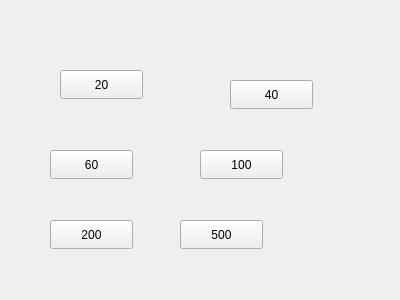
First picture: the form in frontend/nostosummawindow.ui, repository 22kmo-project/group_1, before the edit.
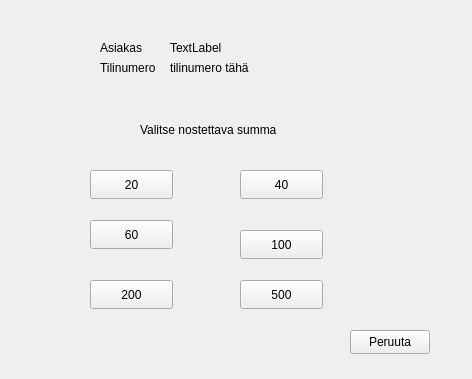
Second picture: the form after the edit.

Commit message: nosto valikkoa työstetty, pitää saada tietokanta vielä mukaan

```diff
--- a/frontend/nostosummawindow.ui
+++ b/frontend/nostosummawindow.ui
@@ -6,8 +6,8 @@
    <rect>
     <x>0</x>
     <y>0</y>
-    <width>400</width>
-    <height>300</height>
+    <width>472</width>
+    <height>379</height>
    </rect>
   </property>
   <property name="windowTitle">
@@ -16,8 +16,8 @@
   <widget class="QPushButton" name="pushButton20e">
    <property name="geometry">
     <rect>
-     <x>60</x>
-     <y>70</y>
+     <x>90</x>
+     <y>170</y>
      <width>83</width>
      <height>29</height>
     </rect>
@@ -29,8 +29,8 @@
   <widget class="QPushButton" name="pushButton40e">
    <property name="geometry">
     <rect>
-     <x>230</x>
-     <y>80</y>
+     <x>240</x>
+     <y>170</y>
      <width>83</width>
      <height>29</height>
     </rect>
@@ -42,8 +42,8 @@
   <widget class="QPushButton" name="pushButton60e">
    <property name="geometry">
     <rect>
-     <x>50</x>
-     <y>150</y>
+     <x>90</x>
+     <y>220</y>
      <width>83</width>
      <height>29</height>
     </rect>
@@ -55,8 +55,8 @@
   <widget class="QPushButton" name="pushButton100e">
    <property name="geometry">
     <rect>
-     <x>200</x>
-     <y>150</y>
+     <x>240</x>
+     <y>230</y>
      <width>83</width>
      <height>29</height>
     </rect>
@@ -68,8 +68,8 @@
   <widget class="QPushButton" name="pushButton200e">
    <property name="geometry">
     <rect>
-     <x>50</x>
-     <y>220</y>
+     <x>90</x>
+     <y>280</y>
      <width>83</width>
      <height>29</height>
     </rect>
@@ -81,8 +81,8 @@
   <widget class="QPushButton" name="pushButton500e">
    <property name="geometry">
     <rect>
-     <x>180</x>
-     <y>220</y>
+     <x>240</x>
+     <y>280</y>
      <width>83</width>
      <height>29</height>
     </rect>
@@ -91,6 +91,110 @@
     <string>500</string>
    </property>
   </widget>
+  <widget class="QLabel" name="label">
+   <property name="geometry">
+    <rect>
+     <x>140</x>
+     <y>120</y>
+     <width>191</width>
+     <height>20</height>
+    </rect>
+   </property>
+   <property name="text">
+    <string>Valitse nostettava summa</string>
+   </property>
+  </widget>
+  <widget class="QPushButton" name="suljeButton">
+   <property name="geometry">
+    <rect>
+     <x>350</x>
+     <y>330</y>
+     <width>80</width>
+     <height>24</height>
+    </rect>
+   </property>
+   <property name="text">
+    <string>Peruuta</string>
+   </property>
+  </widget>
+  <widget class="QLabel" name="label_2">
+   <property name="geometry">
+    <rect>
+     <x>100</x>
+     <y>60</y>
+     <width>61</width>
+     <height>16</height>
+    </rect>
+   </property>
+   <property name="text">
+    <string>Tilinumero</string>
+   </property>
+  </widget>
+  <widget class="QLabel" name="tiliLabel">
+   <property name="geometry">
+    <rect>
+     <x>170</x>
+     <y>60</y>
+     <width>111</width>
+     <height>16</height>
+    </rect>
+   </property>
+   <property name="text">
+    <string>tilinumero tähä</string>
+   </property>
+  </widget>
+  <widget class="QLabel" name="nosto_info">
+   <property name="geometry">
+    <rect>
+     <x>90</x>
+     <y>140</y>
+     <width>281</width>
+     <height>20</height>
+    </rect>
+   </property>
+   <property name="text">
+    <string/>
+   </property>
+  </widget>
+  <widget class="QLabel" name="kyhny_info">
+   <property name="geometry">
+    <rect>
+     <x>300</x>
+     <y>30</y>
+     <width>141</width>
+     <height>20</height>
+    </rect>
+   </property>
+   <property name="text">
+    <string/>
+   </property>
+  </widget>
+  <widget class="QLabel" name="label_3">
+   <property name="geometry">
+    <rect>
+     <x>100</x>
+     <y>40</y>
+     <width>61</width>
+     <height>16</height>
+    </rect>
+   </property>
+   <property name="text">
+    <string>Asiakas</string>
+   </property>
+  </widget>
+  <widget class="QLabel" name="nimi_label">
+   <property name="geometry">
+    <rect>
+     <x>170</x>
+     <y>40</y>
+     <width>81</width>
+     <height>16</height>
+    </rect>
+   </property>
+   <property name="text">
+    <string>TextLabel</string>
+   </property>
+  </widget>
  </widget>
  <resources/>
  <connections/>
```
The commit also changes 2 other files.
